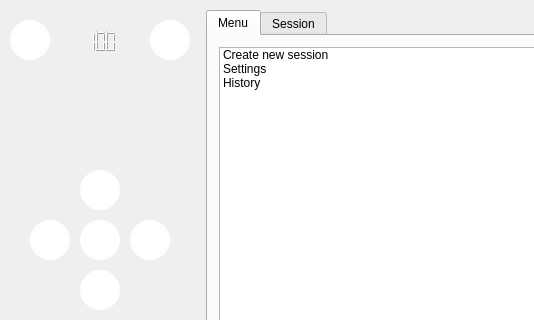
Above: ui/mainwindow.ui from sayyidahakindele/team40 before the change; both pictures show x 0 to 534 and y 0 to 320 of the 850 by 508 pixel window. Below: the same form after it.
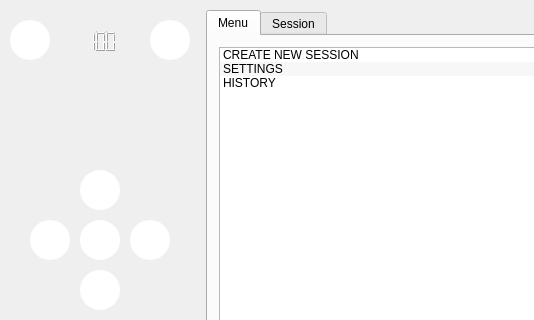
That is the form after the change. Icons and pictures are not drawn.

Diff of the .ui file:
```diff
--- a/ui/mainwindow.ui
+++ b/ui/mainwindow.ui
@@ -562,20 +562,23 @@
          </attribute>
          <layout class="QHBoxLayout" name="horizontalLayout_4">
           <item>
-           <widget class="QListWidget" name="listWidget">
+           <widget class="QListWidget" name="mainOptions">
+            <property name="alternatingRowColors">
+             <bool>true</bool>
+            </property>
             <item>
              <property name="text">
-              <string>Create new session</string>
+              <string>CREATE NEW SESSION</string>
              </property>
             </item>
             <item>
              <property name="text">
-              <string>Settings</string>
+              <string>SETTINGS</string>
              </property>
             </item>
             <item>
              <property name="text">
-              <string>History</string>
+              <string>HISTORY</string>
              </property>
             </item>
            </widget>
```
